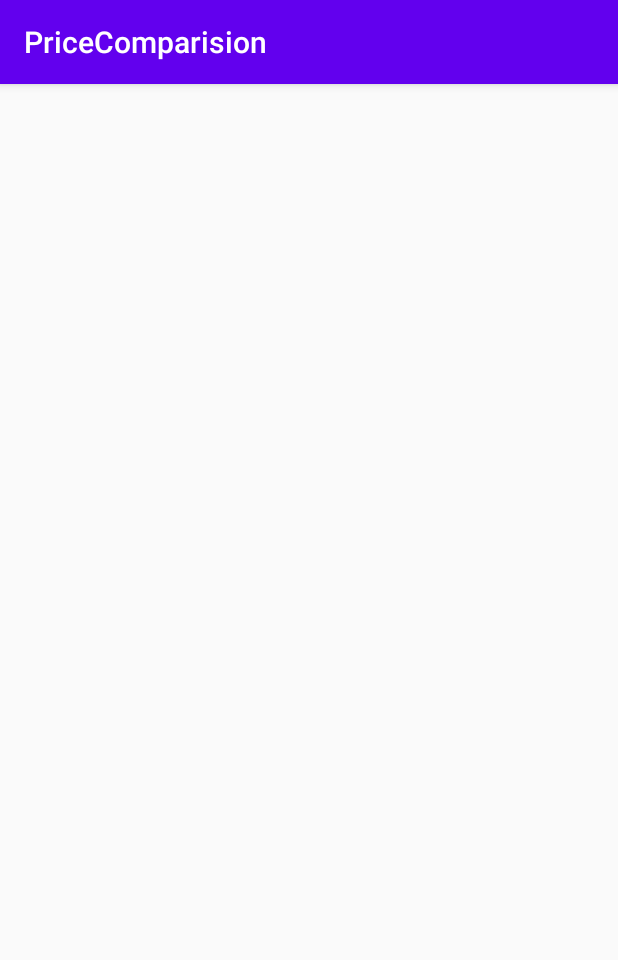
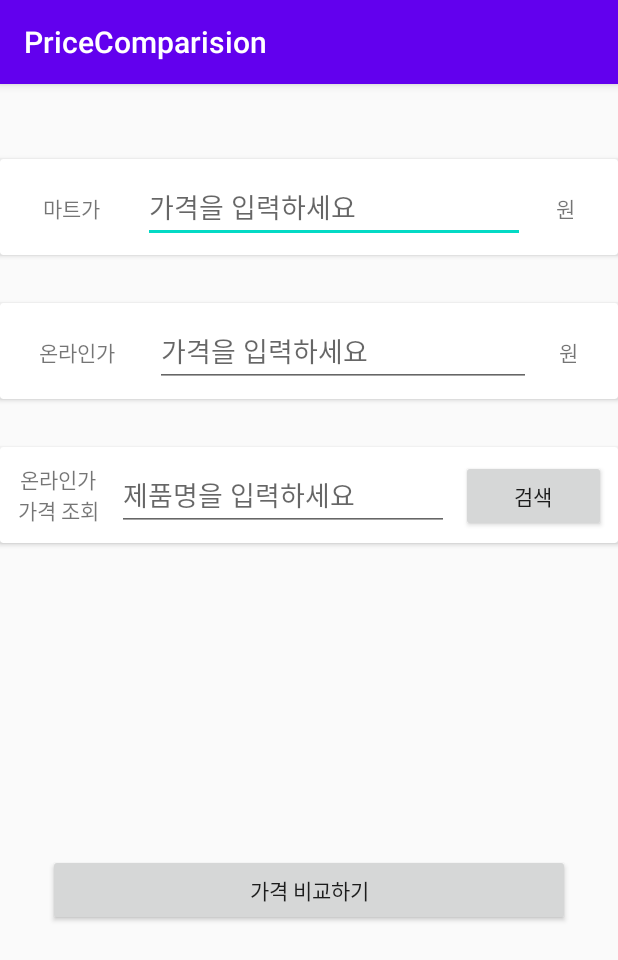
Before and after one commit to honwon/PriceComparision, an Android app: the screen it shows after launch (MainActivity), on a phone screen of 412 x 824 dp. Shown: the top 960 px of the screen. Run offline under Robolectric (Android 15) with nearby library versions, the phone set to English and light mode, and no system bars.

Commit message:
UI대충제작

```diff
--- a/app/build.gradle
+++ b/app/build.gradle
@@ -31,6 +31,8 @@ dependencies {
     implementation 'androidx.appcompat:appcompat:1.1.0'
     implementation 'androidx.constraintlayout:constraintlayout:1.1.3'
     implementation 'androidx.cardview:cardview:1.0.0'
+    implementation 'androidx.cardview:cardview:1.0.0'
+    implementation 'androidx.recyclerview:recyclerview:1.1.0'
     testImplementation 'junit:junit:4.12'
     androidTestImplementation 'androidx.test.ext:junit:1.1.1'
     androidTestImplementation 'androidx.test.espresso:espresso-core:3.2.0'
--- a/app/src/main/AndroidManifest.xml
+++ b/app/src/main/AndroidManifest.xml
@@ -9,6 +9,7 @@
         android:roundIcon="@mipmap/ic_launcher_round"
         android:supportsRtl="true"
         android:theme="@style/AppTheme">
+        <activity android:name=".ResultActivity"></activity>
         <activity android:name=".MainActivity">
             <intent-filter>
                 <action android:name="android.intent.action.MAIN" />
--- /dev/null
+++ b/app/src/main/java/com/honwon/pricecomparision/Data.kt
@@ -0,0 +1,3 @@
+package com.honwon.pricecomparision
+
+class User (val name: String, val email: String, val content: String)
--- a/app/src/main/res/layout/activity_main.xml
+++ b/app/src/main/res/layout/activity_main.xml
@@ -4,4 +4,150 @@
     xmlns:tools="http://schemas.android.com/tools"
     android:layout_width="match_parent"
     android:layout_height="match_parent"
-    tools:context=".MainActivity"/>
+    tools:context=".MainActivity">
+
+    <Button
+        android:id="@+id/compareBtn"
+        android:layout_width="0dp"
+        android:layout_height="wrap_content"
+        android:layout_marginStart="32dp"
+        android:layout_marginEnd="32dp"
+        android:text="가격 비교하기"
+        app:layout_constraintBottom_toBottomOf="parent"
+        app:layout_constraintEnd_toEndOf="parent"
+        app:layout_constraintStart_toStartOf="parent"
+        app:layout_constraintTop_toBottomOf="@+id/cardView3" />
+
+    <androidx.cardview.widget.CardView
+        android:id="@+id/cardView"
+        android:layout_width="match_parent"
+        android:layout_height="wrap_content"
+        android:layout_marginTop="50dp"
+        app:cardElevation="2dp"
+        app:contentPadding="8dp"
+        app:layout_constraintEnd_toEndOf="parent"
+        app:layout_constraintStart_toStartOf="parent"
+        app:layout_constraintTop_toTopOf="parent">
+
+        <LinearLayout
+            android:layout_width="match_parent"
+            android:layout_height="match_parent"
+            android:orientation="horizontal">
+
+            <TextView
+                android:layout_width="wrap_content"
+                android:layout_height="wrap_content"
+                android:layout_weight="1"
+                android:gravity="center"
+                android:text="마트가" />
+
+            <EditText
+                android:id="@+id/martPrice"
+                android:layout_width="wrap_content"
+                android:layout_height="wrap_content"
+                android:layout_marginStart="8dp"
+                android:layout_weight="1"
+                android:ems="10"
+                android:hint="가격을 입력하세요"
+                android:inputType="number" />
+
+            <TextView
+                android:layout_width="wrap_content"
+                android:layout_height="wrap_content"
+                android:layout_weight="1"
+                android:freezesText="false"
+                android:gravity="center"
+                android:text="원" />
+        </LinearLayout>
+    </androidx.cardview.widget.CardView>
+
+    <androidx.cardview.widget.CardView
+        android:id="@+id/cardView2"
+        android:layout_width="match_parent"
+        android:layout_height="wrap_content"
+        android:layout_marginTop="32dp"
+        app:cardElevation="2dp"
+        app:contentPadding="8dp"
+        app:layout_constraintEnd_toEndOf="parent"
+        app:layout_constraintStart_toStartOf="parent"
+        app:layout_constraintTop_toBottomOf="@+id/cardView">
+
+        <LinearLayout
+            android:layout_width="match_parent"
+            android:layout_height="match_parent"
+            android:orientation="horizontal">
+
+            <TextView
+                android:id="@+id/textView2"
+                android:layout_width="wrap_content"
+                android:layout_height="wrap_content"
+                android:layout_weight="1"
+                android:gravity="center"
+                android:text="온라인가" />
+
+            <EditText
+                android:id="@+id/onlinePrice"
+                android:layout_width="wrap_content"
+                android:layout_height="wrap_content"
+                android:layout_marginStart="8dp"
+                android:layout_weight="1"
+                android:ems="10"
+                android:hint="가격을 입력하세요"
+                android:inputType="number" />
+
+            <TextView
+                android:layout_width="wrap_content"
+                android:layout_height="wrap_content"
+                android:layout_weight="1"
+                android:freezesText="false"
+                android:gravity="center"
+                android:text="원" />
+        </LinearLayout>
+    </androidx.cardview.widget.CardView>
+
+    <androidx.cardview.widget.CardView
+        android:id="@+id/cardView3"
+        android:layout_width="0dp"
+        android:layout_height="wrap_content"
+        android:layout_marginTop="32dp"
+        app:cardElevation="2dp"
+        app:contentPadding="8dp"
+        app:layout_constraintEnd_toEndOf="parent"
+        app:layout_constraintHorizontal_bias="0.0"
+        app:layout_constraintStart_toStartOf="parent"
+        app:layout_constraintTop_toBottomOf="@+id/cardView2">
+
+        <LinearLayout
+            android:layout_width="match_parent"
+            android:layout_height="match_parent"
+            android:orientation="horizontal">
+
+            <TextView
+                android:layout_width="wrap_content"
+                android:layout_height="match_parent"
+                android:layout_weight="1"
+                android:gravity="center"
+                android:text="온라인가\n가격 조회" />
+
+            <EditText
+                android:id="@+id/productName"
+                android:layout_width="wrap_content"
+                android:layout_height="wrap_content"
+                android:layout_marginStart="8dp"
+                android:layout_marginEnd="8dp"
+                android:layout_weight="1"
+                android:ems="10"
+                android:hint="제품명을 입력하세요"
+                android:inputType="textPersonName" />
+
+            <Button
+                android:id="@+id/searchBtn"
+                android:layout_width="wrap_content"
+                android:layout_height="wrap_content"
+                android:layout_weight="1"
+                android:text="검색" />
+
+        </LinearLayout>
+    </androidx.cardview.widget.CardView>
+
+</androidx.constraintlayout.widget.ConstraintLayout>
```
Also changed, not shown: app/src/main/java/com/honwon/pricecomparision/ListAdapter.kt (added, +44 -0 lines), app/src/main/java/com/honwon/pricecomparision/ResultActivity.kt (added, +29 -0 lines), app/src/main/res/layout/activity_result.xml (added, +20 -0 lines), app/src/main/res/layout/standard.xml (added, +69 -0 lines).
